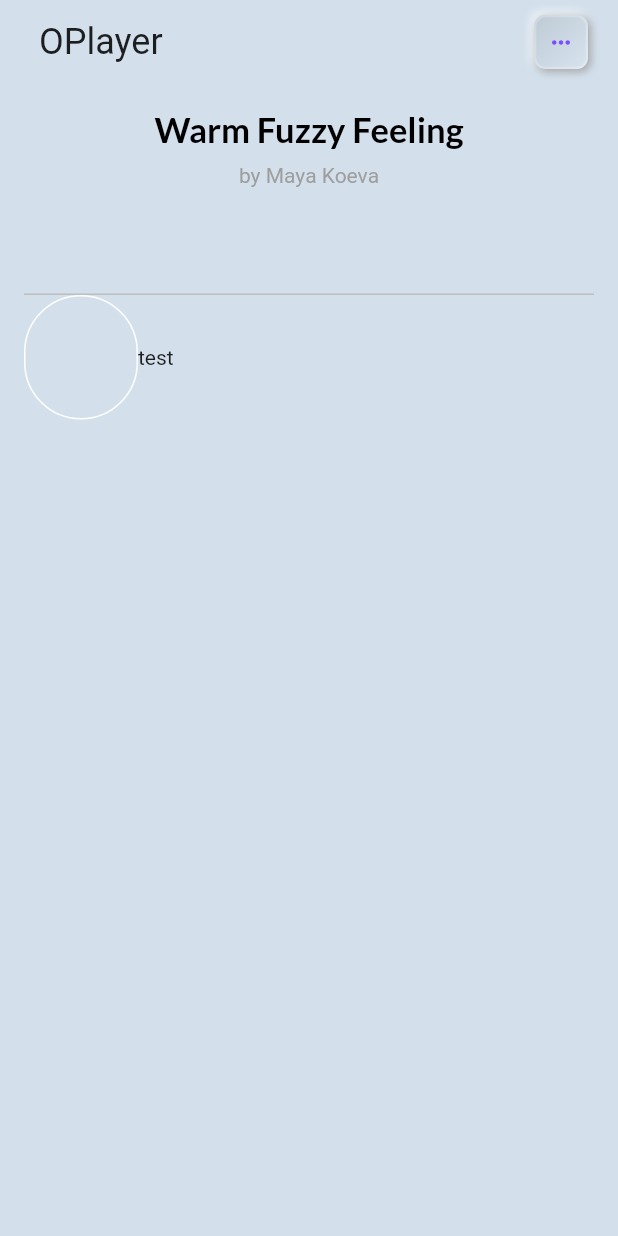
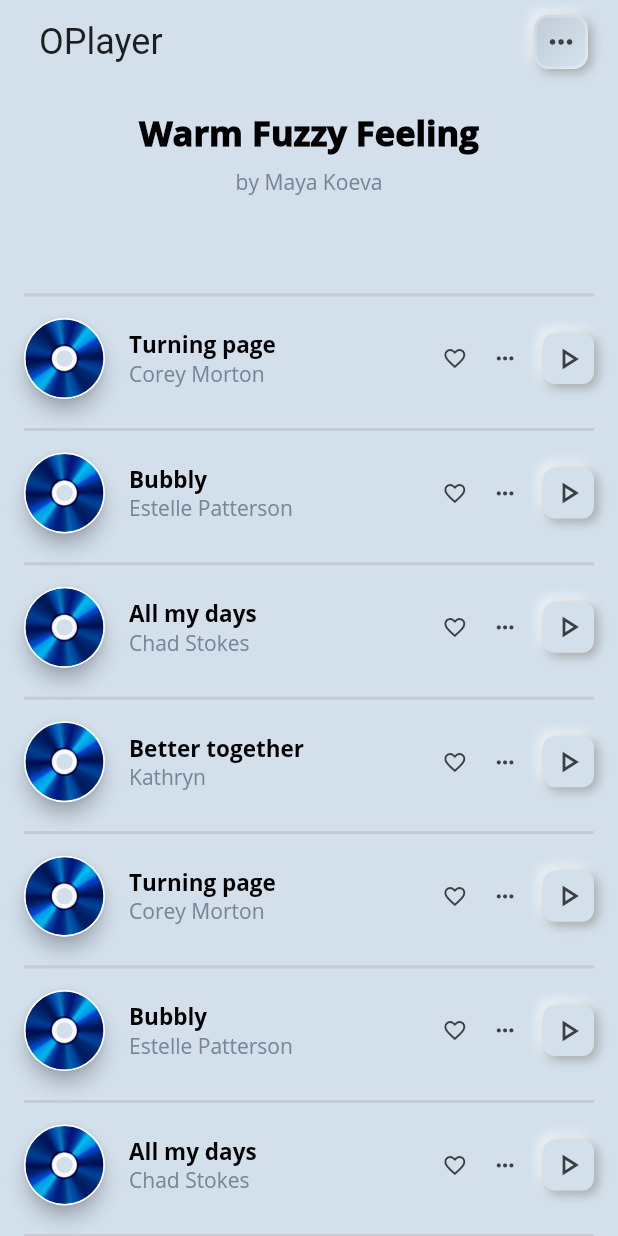
Before and after one commit to RahToky/oplayer, a Flutter app: the screen it shows after launch, on a phone screen of 412 x 824 dp. Run offline on Flutter 3.47's test engine with Material 2 defaults, Android fonts, the phone set to English and light mode, and no system bars; drawn by our look-alikes of flutter_neumorphic.

Commit message:
cd design + detail

```diff
--- a/lib/const/colors.dart
+++ b/lib/const/colors.dart
@@ -1,7 +1,11 @@
 import 'package:flutter/material.dart';
 
 abstract class MyColors {
+  static final baseColor = Color(0xffD3E0EC);
   static final headline1Color = Colors.black;
-  static final captionColor = Colors.grey;
-  static final itemBorderColor = Colors.grey.shade400;
+  static final captionColor = Color(0xFF7B8498);
+  static final buttonBorderColor = Colors.white24;
+  static final iconColor = Color(0xFF3c3f41);
+  static final progressBgColor = Color(0xFFc5c9d4);
+  static final progressColor = Colors.orangeAccent;
 }
--- a/lib/const/strings.dart
+++ b/lib/const/strings.dart
@@ -1,3 +1,4 @@
 abstract class Strings {
   static final String appName = 'OPlayer';
+  static final String unknown = 'Unknown';
 }
--- a/lib/main.dart
+++ b/lib/main.dart
@@ -1,6 +1,7 @@
 import 'package:flutter/material.dart';
 import 'package:flutter/services.dart';
 import 'package:flutter_neumorphic/flutter_neumorphic.dart';
+import 'package:oplayer/ui/screen/playlist/detail.dart';
 import 'package:oplayer/ui/screen/playlist/playlist.dart';
 
 import 'const/colors.dart';
@@ -23,30 +24,34 @@ class MyApp extends StatelessWidget {
       themeMode: ThemeMode.light,
       darkTheme: NeumorphicThemeData(
         baseColor: Color(0xff333333),
-          accentColor: Colors.green,
+        accentColor: Color(0xFFF6C09D),
         lightSource: LightSource.topLeft,
         depth: 5,
         intensity: 0.9,
         appBarTheme: NeumorphicAppBarThemeData(
           centerTitle: true,
-          )),
+        ),
+      ),
       theme: NeumorphicThemeData(
-        baseColor: Color(0xffD3E0EC),
-        accentColor: Colors.cyan,
+        baseColor: MyColors.baseColor,
+        accentColor: Color(0xFFF6C09D),
         lightSource: LightSource.topLeft,
         shadowLightColor: Colors.white,
         shadowDarkColor: Colors.grey,
         borderColor: Colors.white,
         depth: 5,
         intensity: 0.9,
+        iconTheme: IconThemeData(
+          color: MyColors.iconColor,
+        ),
         buttonStyle: NeumorphicStyle(
-          shape: NeumorphicShape.concave,
+          shape: NeumorphicShape.convex,
           boxShape: NeumorphicBoxShape.roundRect(BorderRadius.circular(10.0)),
           depth: 8,
           shadowLightColor: Colors.white,
           intensity: 0.8,
           border: NeumorphicBorder(
-            color: Colors.grey,
+            color: MyColors.buttonBorderColor,
             width: 2,
           ),
         ),
@@ -56,18 +61,32 @@ class MyApp extends StatelessWidget {
         ),
         textTheme: TextTheme(
           headline1: TextStyle(
-            fontWeight: FontWeight.bold,
+              fontWeight: FontWeight.w900,
               fontSize: 23,
               color: MyColors.headline1Color,
-          ),
+              fontFamily: 'OpenSans'),
+          headline2: TextStyle(
+              fontWeight: FontWeight.bold,
+              fontSize: 15,
+              color: MyColors.headline1Color,
+              fontFamily: 'OpenSans'),
           caption: TextStyle(
             color: MyColors.captionColor,
             fontSize: 14,
+            fontFamily: 'OpenSans',
+          ),
+          bodyText1: TextStyle(
+            color: MyColors.captionColor,
+            fontSize: 17,
+            fontFamily: 'OpenSans',
           ),
         ),
       ),
-      initialRoute: PlayListScreen.routeName,
-      routes: {PlayListScreen.routeName: (context) => PlayListScreen()},
+      initialRoute: PlaylistScreen.routeName,
+      routes: {
+        PlaylistScreen.routeName: (context) => PlaylistScreen(),
+        DetailScreen.routeName: (context) => DetailScreen(),
+      },
     );
   }
 }
--- /dev/null
+++ b/lib/model/song/song_item.dart
@@ -0,0 +1,6 @@
+class Song {
+  String? title;
+  String? singer;
+  Duration? duration;
+  Song({this.title,this.singer,this.duration});
+}
--- /dev/null
+++ b/lib/ui/screen/playlist/detail.dart
@@ -0,0 +1,82 @@
+import 'package:flutter/material.dart';
+import 'package:oplayer/const/colors.dart';
+import 'package:oplayer/main.dart';
+import 'package:oplayer/model/song/song_item.dart';
+import 'package:oplayer/ui/widget/appbar/appbar.dart';
+import 'package:oplayer/ui/widget/item/disk_circle.dart';
+
+class DetailScreen extends StatefulWidget {
+  static final String routeName = "/detail";
+
+  const DetailScreen({Key? key}) : super(key: key);
+
+  @override
+  _DetailScreenState createState() => _DetailScreenState();
+}
+
+class _DetailScreenState extends State<DetailScreen> {
+  Song? song;
+  Key? key;
+
+  @override
+  Widget build(BuildContext context) {
+    final arguments = ModalRoute.of(context)?.settings.arguments as Map;
+    key = arguments['key'];
+    song = arguments['song'];
+
+    return Scaffold(
+      appBar: MyAppBar(),
+      body: Container(
+        alignment: Alignment.topCenter,
+        child: Column(
+          children: [
+            Expanded(
+              flex: 3,
+              child: Hero(
+                tag: '${key?.toString()}',
+                child: DiskImage(
+                  borderColor: Colors.white,
+                  borderWidth: 1,
+                  centerBorderWidth: 0.0,
+                  centerBorderColor: Colors.white,
+                  centerWidth: 50.0,
+                  centerColor: MyColors.baseColor,
+                ),
+              ),
+            ),
+            Expanded(
+              flex: 1,
+              child: Container(
+                child: Column(
+                  mainAxisAlignment: MainAxisAlignment.center,
+                  children: [
+                    SizedBox(height: 10),
+                    Hero(
+                      tag: '${key?.toString()}/${song?.title}',
+                      child: Text(
+                        '${song?.title}',
+                        style: Theme.of(context).textTheme.headline1,
+                      ),
+                    ),
+                    SizedBox(height: 10),
+                    Hero(
+                      tag: '${key?.toString()}/${song?.singer}',
+                      child: Text(
+                        '${song?.singer}',
+                        style: Theme.of(context).textTheme.bodyText1,
+                      ),
+                    ),
+                  ],
+                ),
+              ),
+            ),
+            Expanded(
+              flex: 2,
+              child: Container(),
+            ),
+          ],
+        ),
+      ),
+    );
+  }
+}
--- a/lib/ui/screen/playlist/playlist.dart
+++ b/lib/ui/screen/playlist/playlist.dart
@@ -1,13 +1,17 @@
+import 'package:flutter/cupertino.dart';
 import 'package:flutter/material.dart';
 import 'package:flutter_neumorphic/flutter_neumorphic.dart';
-import 'package:google_fonts/google_fonts.dart';
+import 'package:oplayer/model/song/song_item.dart';
 import 'package:oplayer/ui/widget/appbar/appbar.dart';
-import 'package:oplayer/ui/widget/item/music_list_item.dart';
+import 'package:oplayer/ui/widget/item/playlist_item.dart';
+import 'package:oplayer/usecase/song/song_usecase.dart';
 
-class PlayListScreen extends StatelessWidget {
+class PlaylistScreen extends StatelessWidget {
   static final String routeName = "/playlist";
-  final String currentMusicTitle = "Warm Fuzzy Feeling";
-  final String currentMusicSinger = "Maya Koeva";
+  final String playlistName = "Warm Fuzzy Feeling";
+  final String playlistCreator = "Maya Koeva";
+
+  SongUseCase _audioUseCase = SongUseCase();
 
   @override
   Widget build(BuildContext context) {
@@ -16,7 +20,7 @@ class PlayListScreen extends StatelessWidget {
       appBar: MyAppBar(title: null),
       body: Container(
         alignment: Alignment.topCenter,
-        padding: EdgeInsets.only(left: kTabLabelPadding.left,right: kTabLabelPadding.left),
+        // margin: EdgeInsets.only(left: kTabLabelPadding.left, right: kTabLabelPadding.left),
         child: Column(
           children: [
             Expanded(
@@ -24,16 +28,14 @@ class PlayListScreen extends StatelessWidget {
               child: Column(
                 mainAxisAlignment: MainAxisAlignment.start,
                 children: [
-                  SizedBox(height: size.height*0.02),
+                  SizedBox(height: size.height * 0.02),
                   Text(
-                    '$currentMusicTitle',
-                    style: GoogleFonts.lato(
-                      textStyle: Theme.of(context).textTheme.headline1,
-                    ),
+                    '$playlistName',
+                    style: Theme.of(context).textTheme.headline1,
                   ),
-                  SizedBox(height: size.height*0.01),
+                  SizedBox(height: size.height * 0.01),
                   Text(
-                    'by $currentMusicSinger',
+                    'by $playlistCreator',
                     style: Theme.of(context).textTheme.caption,
                   ),
                 ],
@@ -43,7 +45,24 @@ class PlayListScreen extends StatelessWidget {
               flex: 9,
               child: Container(
                 alignment: Alignment.topCenter,
-                child: const MusicListItem(),
+                child: FutureBuilder<List<Song>>(
+                  future: _audioUseCase.getSongs(),
+                  builder: (context, snapshot) {
+                    if (snapshot.hasData) {
+                      List<Song> songs = snapshot.data!;
+                      return ListView.builder(
+                        physics: BouncingScrollPhysics(),
+                        itemCount: songs.length,
+                        itemBuilder: (context, index) {
+                          return PlaylistItem(key:Key('$index'),song: songs[index]);
+                        },
+                      );
+                    }
+                    return Center(
+                      child: CircularProgressIndicator(),
+                    );
+                  },
+                ),
               ),
             ),
           ],
--- a/lib/ui/widget/appbar/appbar.dart
+++ b/lib/ui/widget/appbar/appbar.dart
@@ -16,7 +16,11 @@ class MyAppBar extends StatelessWidget implements PreferredSizeWidget {
       padding: 10,
       title: Text('${title ?? Strings.appName}'),
       actions: [
-        FittedBox(
+        Container(
+          alignment: Alignment.center,
+          child: AspectRatio(
+            aspectRatio: 1/1,
+            child: FittedBox(
               child: NeumorphicButton(
                 onPressed: () {
                   print("onClick");
@@ -33,10 +37,11 @@ class MyAppBar extends StatelessWidget implements PreferredSizeWidget {
                     width: 2,
                   ),
                 ),
-            padding: const EdgeInsets.all(10.0),
+                padding: const EdgeInsets.all(5.0),
                 child: Icon(
                   Icons.more_horiz,
-              color: Colors.deepPurpleAccent,
+                ),
+              ),
             ),
           ),
         ),
--- a/lib/ui/widget/item/disk_circle.dart
+++ b/lib/ui/widget/item/disk_circle.dart
@@ -1,16 +1,56 @@
 import 'package:flutter/material.dart';
+import 'package:flutter_neumorphic/flutter_neumorphic.dart';
+import 'package:oplayer/const/colors.dart';
 
 class DiskImage extends StatelessWidget {
   final String? path;
+  final Color? borderColor, centerColor, centerBorderColor;
+  final double borderWidth, centerBorderWidth;
+  final double elevation;
+  final double centerWidth;
+  final String defaultCdImagePath = 'assets/images/cd.png';
 
-  const DiskImage({this.path = 'assets/images/default_disk.jpg'});
+  const DiskImage(
+      {this.path,
+      this.borderColor,
+      this.centerColor,
+      this.centerBorderColor,
+      this.borderWidth = 0.0,
+      this.elevation = 5.0,
+      this.centerBorderWidth = 0,
+      this.centerWidth = 12.0});
 
   @override
   Widget build(BuildContext context) {
-    return Container(
-      decoration: BoxDecoration(
-        borderRadius: BorderRadius.circular(100.0),
-        border: Border.all(color: Colors.white, width: 1),
+    return Material(
+      elevation: elevation,
+      shape: CircleBorder(
+        side: BorderSide(
+            color: borderColor ?? Colors.transparent, width: borderWidth),
+      ),
+      clipBehavior: Clip.antiAlias,
+      child: AspectRatio(
+        aspectRatio: 1,
+        child: Stack(
+          children: [
+            Image.asset(path ?? defaultCdImagePath),
+            Align(
+              alignment: Alignment.center,
+              child: Container(
+                width: centerWidth,
+                height: centerWidth,
+                decoration: BoxDecoration(
+                  color: centerColor ?? MyColors.baseColor,
+                  borderRadius: BorderRadius.circular(100.0),
+                  border: Border.all(
+                    width: centerBorderWidth,
+                    color: centerBorderColor ?? Colors.transparent,
+                  ),
+                ),
+              ),
+            )
+          ],
+        ),
       ),
     );
   }
--- a/lib/ui/widget/item/music_list_item.dart
+++ /dev/null
@@ -1,41 +0,0 @@
-import 'package:flutter/material.dart';
-import 'package:oplayer/const/colors.dart';
-
-import 'disk_circle.dart';
-
-class MusicListItem extends StatefulWidget {
-  const MusicListItem({Key? key}) : super(key: key);
-
-  @override
-  _MusicListItemState createState() => _MusicListItemState();
-}
-
-class _MusicListItemState extends State<MusicListItem> {
-
-  final double _itemHeight = kToolbarHeight*1.5;
-
-  @override
-  Widget build(BuildContext context) {
-    final Size size = MediaQuery.of(context).size;
-    return Container(
-      height: _itemHeight,
-      decoration: BoxDecoration(
-        border: Border(
-          top:BorderSide(
-            color: MyColors.itemBorderColor,
-          )
-        )
-      ),
-      child: Row(
-        children: [
-          Expanded(flex:2,child: DiskImage()),
-          Expanded(flex:8,child: Text('test')),
-        ],
-      ),
-    );
-  }
-
-  Widget _buildDisk() {
-    return Text('');
-  }
-}
--- /dev/null
+++ b/lib/ui/widget/item/playlist_item.dart
@@ -0,0 +1,189 @@
+import 'package:flutter/cupertino.dart';
+import 'package:flutter/material.dart';
+import 'package:flutter_neumorphic/flutter_neumorphic.dart';
+import 'package:oplayer/const/colors.dart';
+import 'package:oplayer/const/strings.dart';
+import 'package:oplayer/model/song/song_item.dart';
+import 'package:oplayer/ui/screen/playlist/detail.dart';
+
+import 'disk_circle.dart';
+
+class PlaylistItem extends StatefulWidget {
+  bool isFavorite;
+  bool isPlaying;
+  final Song? song;
+  final Key? key;
+
+  PlaylistItem(
+      {@required this.key,
+        @required this.song,
+      this.isFavorite = false,
+      this.isPlaying = false})
+      : super(key: key);
+
+  @override
+  _PlaylistItemState createState() => _PlaylistItemState();
+}
+
+class _PlaylistItemState extends State<PlaylistItem> {
+  final double _itemHeight = kToolbarHeight * 1.6;
+  final double _iconHeight = kToolbarHeight * 0.3;
+  final double _iconSpacing = kToolbarHeight * 0.3;
+
+  @override
+  Widget build(BuildContext context) {
+    return InkWell(
+      child: Container(
+        height: _itemHeight,
+        alignment: Alignment.topCenter,
+        padding: EdgeInsets.only(
+          bottom: kTabLabelPadding.left*1.2,
+        ),
+        margin: EdgeInsets.only(
+          left: kTabLabelPadding.left,
+          right: kTabLabelPadding.left,
+        ),
+        child: Column(
+          mainAxisAlignment: MainAxisAlignment.start,
+          children: [
+            Container(
+              height: 2,
+              child: LinearProgressIndicator(
+                value: (widget.isPlaying)?0.4:0,
+                backgroundColor: MyColors.progressBgColor,
+                valueColor: AlwaysStoppedAnimation<Color>(MyColors.progressColor),
+              ),
+            ),
+            SizedBox(height: kTabLabelPadding.left*0.9),
+            Expanded(
+              child: Row(
+                children: [
+                  Hero(
+                    tag:'${widget.key?.toString()}',
+                    child: const DiskImage(
+                      borderColor: Colors.white,
+                      borderWidth: 1,
+                      centerBorderWidth: 0.5,
+                      centerBorderColor: Colors.white,
+                    ),
+                  ),
+                  SizedBox(width: kTabLabelPadding.left),
+                  Expanded(
+                    child: Column(
+                      mainAxisAlignment: MainAxisAlignment.center,
+                      crossAxisAlignment: CrossAxisAlignment.start,
+                      children: [
+                        Hero(
+                          tag:'${widget.key?.toString()}/${widget.song?.title}',
+                          child: Text(
+                            '${widget.song!.title ?? Strings.unknown}',
+                            style: Theme.of(context).textTheme.headline2,
+                            overflow: TextOverflow.ellipsis,
+                          ),
+                        ),
+                        Hero(
+                          tag: '${widget.key?.toString()}/${widget.song?.singer}',
+                          child: Text(
+                            '${widget.song?.singer ?? Strings.unknown}',
+                            style: Theme.of(context).textTheme.caption,
+                            overflow: TextOverflow.ellipsis,
+                          ),
+                        ),
+                      ],
+                    ),
+                  ),
+                  Container(
+                    child: Row(
+                      children: [
+                        GestureDetector(
+                          onTap: () {
+                            _setAsFavorite();
+                          },
+                          child: Icon(
+                            (widget.isFavorite)
+                                ? Icons.favorite
+                                : Icons.favorite_border,
+                            size: _iconHeight,
+                          ),
+                        ),
+                        SizedBox(width: _iconSpacing),
+                        GestureDetector(
+                          onTap: () {
+                            print('more');
+                          },
+                          child: Icon(
+                            Icons.more_horiz,
+                            size: _iconHeight,
+                          ),
+                        ),
+                        SizedBox(width: _iconSpacing),
+                        _buildPlayButton(),
+                      ],
+                    ),
+                  ),
+                ],
+              ),
+            ),
+          ],
+        ),
+      ),
+      onTap: (){
+        _showDetailScreen();
+      },
+    );
+  }
+
+  void _setAsFavorite() {
+    setState(() {
+      widget.isFavorite = !widget.isFavorite;
+    });
+  }
+
+  void _play() {
+    if (!widget.isPlaying)
+      setState(() {
+        widget.isPlaying = true;
+      });
+  }
+
+  void _stop() {
+    if (widget.isPlaying)
+      setState(() {
+        widget.isPlaying = false;
+      });
+  }
+
+  void _showDetailScreen(){
+    Navigator.pushNamed(context, DetailScreen.routeName,arguments: {'key':widget.key, 'song':widget.song});
+  }
+
+  NeumorphicButton _buildPlayButton() {
+    return (widget.isPlaying)
+        ? NeumorphicButton(
+            margin: EdgeInsets.only(right: 0.0),
+            padding: const EdgeInsets.all(5.0),
+            onPressed: () {
+              _stop();
+            },
+            child: Icon(
+              Icons.pause,
+              color: MyColors.progressColor,
+            ),
+            style: NeumorphicStyle(
+              shape: NeumorphicShape.concave,
+              boxShape: NeumorphicBoxShape.roundRect(BorderRadius.circular(10.0)),
+              depth: 5,
+              shadowLightColor: Colors.white70,
+              intensity: 0.3,
+            ),
+          )
+        : NeumorphicButton(
+            margin: EdgeInsets.only(right: 0.0),
+            padding: const EdgeInsets.all(5.0),
+            onPressed: () {
+              _play();
+            },
+            child: Icon(Icons.play_arrow_outlined),
+          );
+  }
+}
--- /dev/null
+++ b/lib/usecase/song/song_usecase.dart
@@ -0,0 +1,30 @@
+import 'package:oplayer/model/song/song_item.dart';
+
+class SongUseCase {
+
+  Future<List<Song>> getSongs(){
+    return Future.value([
+      Song(title: 'Turning page',singer: 'Corey Morton'),
+      Song(title: 'Bubbly',singer: 'Estelle Patterson'),
+      Song(title: 'All my days',singer: 'Chad Stokes'),
+      Song(title: 'Better together',singer: 'Kathryn '),
+      Song(title: 'Turning page',singer: 'Corey Morton'),
+      Song(title: 'Bubbly',singer: 'Estelle Patterson'),
+      Song(title: 'All my days',singer: 'Chad Stokes'),
+      Song(title: 'Better together',singer: 'Kathryn '),
+      Song(title: 'Turning page',singer: 'Corey Morton'),
+      Song(title: 'Bubbly',singer: 'Estelle Patterson'),
+      Song(title: 'All my days',singer: 'Chad Stokes'),
+      Song(title: 'Better together',singer: 'Kathryn '),
+      Song(title: 'Turning page',singer: 'Corey Morton'),
+      Song(title: 'Bubbly',singer: 'Estelle Patterson'),
+      Song(title: 'All my days',singer: 'Chad Stokes'),
+      Song(title: 'Better together',singer: 'Kathryn '),
+      Song(title: 'Turning page',singer: 'Corey Morton'),
+      Song(title: 'Bubbly',singer: 'Estelle Patterson'),
+      Song(title: 'All my days',singer: 'Chad Stokes'),
+      Song(title: 'Better together',singer: 'Kathryn '),
+    ]);
+  }
+
+}
```
Also changed, not shown: pubspec.yaml (+9 -2 lines), assets/images/cd.png (added), assets/images/cd_2.png (added), assets/images/default_disk.jpg (deleted), fonts/OpenSans-Bold.ttf (added), fonts/OpenSans-BoldItalic.ttf (added), fonts/OpenSans-Italic.ttf (added), fonts/OpenSans-Light.ttf (added), fonts/OpenSans-Regular.ttf (added), pubspec.lock. Lines whose indentation alone changed are shown as unchanged.
